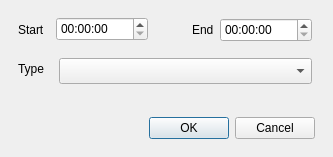
Above: worktime.ui from terrazio/wtrecorder before the change. Below: the same form after it.
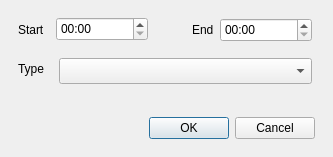
That is the form after the change.

Commit message: d/time format

Diff of the .ui file:
```diff
--- a/worktime.ui
+++ b/worktime.ui
@@ -70,6 +70,9 @@
    <property name="locale">
     <locale language="English" country="Germany"/>
    </property>
+   <property name="displayFormat">
+    <string>HH:mm</string>
+   </property>
   </widget>
   <widget class="QTimeEdit" name="timeEditEventEnd">
    <property name="geometry">
@@ -83,6 +86,9 @@
    <property name="locale">
     <locale language="English" country="Germany"/>
    </property>
+   <property name="displayFormat">
+    <string>HH:mm</string>
+   </property>
   </widget>
   <widget class="QComboBox" name="comboBoxWorkTypes">
    <property name="geometry">
```
The commit also changes 1 other file.
